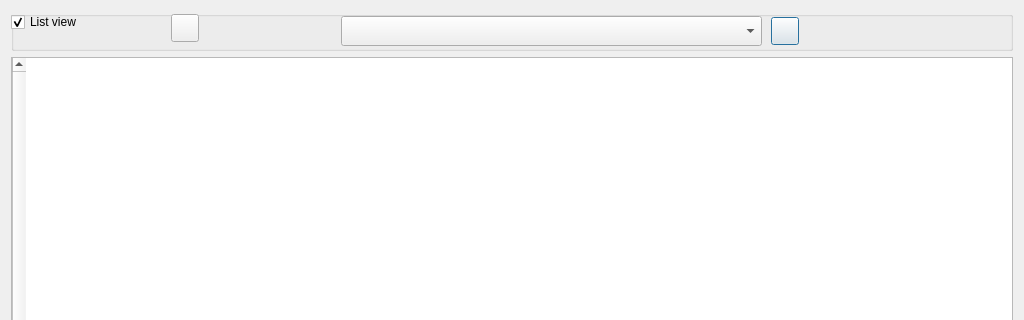
This is GUI_UIs/ui_dialog_graph.ui in ccbogel/QualCoder as Qt 5 draws it before an edit; both pictures show x 0 to 1024 and y 0 to 320 of the 1024 by 600 pixel window. The edited form follows.
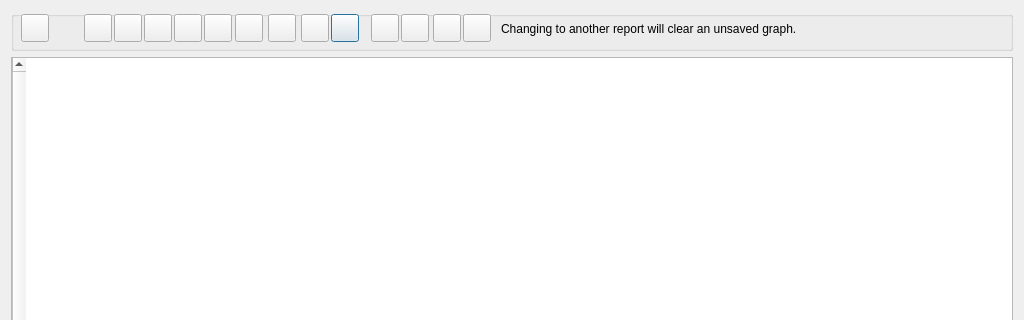
This is the edited form.

```diff
--- a/GUI_UIs/ui_dialog_graph.ui
+++ b/GUI_UIs/ui_dialog_graph.ui
@@ -31,40 +31,11 @@
      <property name="title">
       <string/>
      </property>
-     <widget class="QCheckBox" name="checkBox_listview">
-      <property name="geometry">
-       <rect>
-        <x>0</x>
-        <y>0</y>
-        <width>141</width>
-        <height>22</height>
-       </rect>
-      </property>
-      <property name="toolTip">
-       <string>Changing the view will undo user added features such at link formatting and added text items.</string>
-      </property>
-      <property name="text">
-       <string>List view</string>
-      </property>
-      <property name="checked">
-       <bool>true</bool>
-      </property>
-     </widget>
-     <widget class="QComboBox" name="comboBox">
-      <property name="geometry">
-       <rect>
-        <x>330</x>
-        <y>5</y>
-        <width>421</width>
-        <height>30</height>
-       </rect>
-      </property>
-     </widget>
      <widget class="QPushButton" name="pushButton_export">
       <property name="geometry">
        <rect>
-        <x>760</x>
-        <y>6</y>
+        <x>320</x>
+        <y>3</y>
         <width>28</width>
         <height>28</height>
        </rect>
@@ -79,7 +50,7 @@
      <widget class="QLabel" name="label_zoom">
       <property name="geometry">
        <rect>
-        <x>200</x>
+        <x>41</x>
         <y>3</y>
         <width>28</width>
         <height>28</height>
@@ -95,7 +66,7 @@
      <widget class="QPushButton" name="pushButton_reveal">
       <property name="geometry">
        <rect>
-        <x>160</x>
+        <x>290</x>
         <y>3</y>
         <width>28</width>
         <height>28</height>
@@ -108,6 +79,211 @@
        <string/>
       </property>
      </widget>
+     <widget class="QPushButton" name="pushButton_savegraph">
+      <property name="geometry">
+       <rect>
+        <x>390</x>
+        <y>3</y>
+        <width>28</width>
+        <height>28</height>
+       </rect>
+      </property>
+      <property name="toolTip">
+       <string>Save graph</string>
+      </property>
+      <property name="text">
+       <string/>
+      </property>
+     </widget>
+     <widget class="QPushButton" name="pushButton_loadgraph">
+      <property name="geometry">
+       <rect>
+        <x>422</x>
+        <y>3</y>
+        <width>28</width>
+        <height>28</height>
+       </rect>
+      </property>
+      <property name="toolTip">
+       <string>Load graph</string>
+      </property>
+      <property name="text">
+       <string/>
+      </property>
+     </widget>
+     <widget class="QPushButton" name="pushButton_deletegraph">
+      <property name="geometry">
+       <rect>
+        <x>452</x>
+        <y>3</y>
+        <width>28</width>
+        <height>28</height>
+       </rect>
+      </property>
+      <property name="toolTip">
+       <string>Delete graph</string>
+      </property>
+      <property name="text">
+       <string/>
+      </property>
+     </widget>
+     <widget class="QPushButton" name="pushButton_freetextitem">
+      <property name="geometry">
+       <rect>
+        <x>73</x>
+        <y>3</y>
+        <width>28</width>
+        <height>28</height>
+       </rect>
+      </property>
+      <property name="toolTip">
+       <string>Add free text item</string>
+      </property>
+      <property name="text">
+       <string/>
+      </property>
+     </widget>
+     <widget class="QPushButton" name="pushButton_addcase">
+      <property name="geometry">
+       <rect>
+        <x>103</x>
+        <y>3</y>
+        <width>28</width>
+        <height>28</height>
+       </rect>
+      </property>
+      <property name="toolTip">
+       <string>Add case items</string>
+      </property>
+      <property name="text">
+       <string/>
+      </property>
+     </widget>
+     <widget class="QPushButton" name="pushButton_addfile">
+      <property name="geometry">
+       <rect>
+        <x>133</x>
+        <y>3</y>
+        <width>28</width>
+        <height>28</height>
+       </rect>
+      </property>
+      <property name="toolTip">
+       <string>Add file items</string>
+      </property>
+      <property name="text">
+       <string/>
+      </property>
+     </widget>
+     <widget class="QPushButton" name="pushButton_addline">
+      <property name="geometry">
+       <rect>
+        <x>163</x>
+        <y>3</y>
+        <width>28</width>
+        <height>28</height>
+       </rect>
+      </property>
+      <property name="toolTip">
+       <string>Add connecting line</string>
+      </property>
+      <property name="text">
+       <string/>
+      </property>
+     </widget>
+     <widget class="QPushButton" name="pushButton_selectbranch">
+      <property name="geometry">
+       <rect>
+        <x>10</x>
+        <y>3</y>
+        <width>28</width>
+        <height>28</height>
+       </rect>
+      </property>
+      <property name="toolTip">
+       <string>Select code branch</string>
+      </property>
+      <property name="text">
+       <string/>
+      </property>
+     </widget>
+     <widget class="QPushButton" name="pushButton_clear">
+      <property name="geometry">
+       <rect>
+        <x>360</x>
+        <y>3</y>
+        <width>28</width>
+        <height>28</height>
+       </rect>
+      </property>
+      <property name="toolTip">
+       <string>Clear</string>
+      </property>
+      <property name="text">
+       <string/>
+      </property>
+     </widget>
+     <widget class="QLabel" name="label_loaded_graph">
+      <property name="geometry">
+       <rect>
+        <x>490</x>
+        <y>4</y>
+        <width>511</width>
+        <height>28</height>
+       </rect>
+      </property>
+      <property name="text">
+       <string>Changing to another report will clear an unsaved graph.</string>
+      </property>
+     </widget>
+     <widget class="QPushButton" name="pushButton_codes_of_text">
+      <property name="geometry">
+       <rect>
+        <x>193</x>
+        <y>3</y>
+        <width>28</width>
+        <height>28</height>
+       </rect>
+      </property>
+      <property name="toolTip">
+       <string>Show coded segments of text files</string>
+      </property>
+      <property name="text">
+       <string/>
+      </property>
+     </widget>
+     <widget class="QPushButton" name="pushButton_memos_of_file">
+      <property name="geometry">
+       <rect>
+        <x>257</x>
+        <y>3</y>
+        <width>28</width>
+        <height>28</height>
+       </rect>
+      </property>
+      <property name="toolTip">
+       <string>Show coding memos of coded segments</string>
+      </property>
+      <property name="text">
+       <string/>
+      </property>
+     </widget>
+     <widget class="QPushButton" name="pushButton_codes_of_images">
+      <property name="geometry">
+       <rect>
+        <x>224</x>
+        <y>3</y>
+        <width>28</width>
+        <height>28</height>
+       </rect>
+      </property>
+      <property name="toolTip">
+       <string>Show coded areas of image files</string>
+      </property>
+      <property name="text">
+       <string/>
+      </property>
+     </widget>
     </widget>
    </item>
    <item row="1" column="0">
```
Left out of the diff: 6 changed lines with no effect on the pictures.
